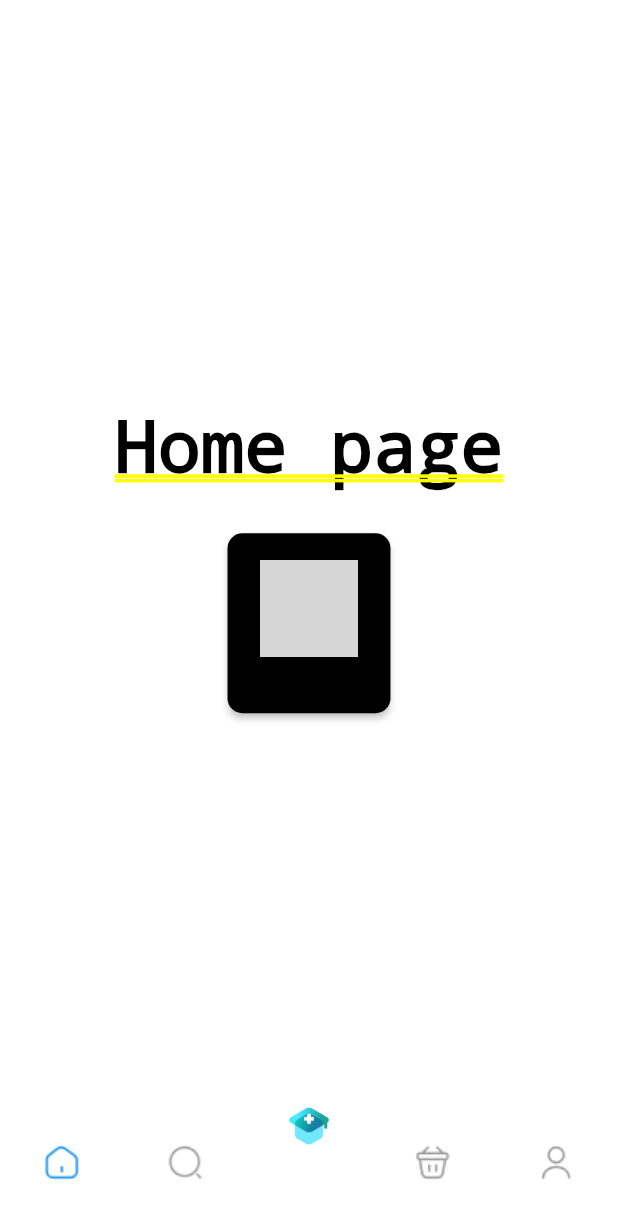
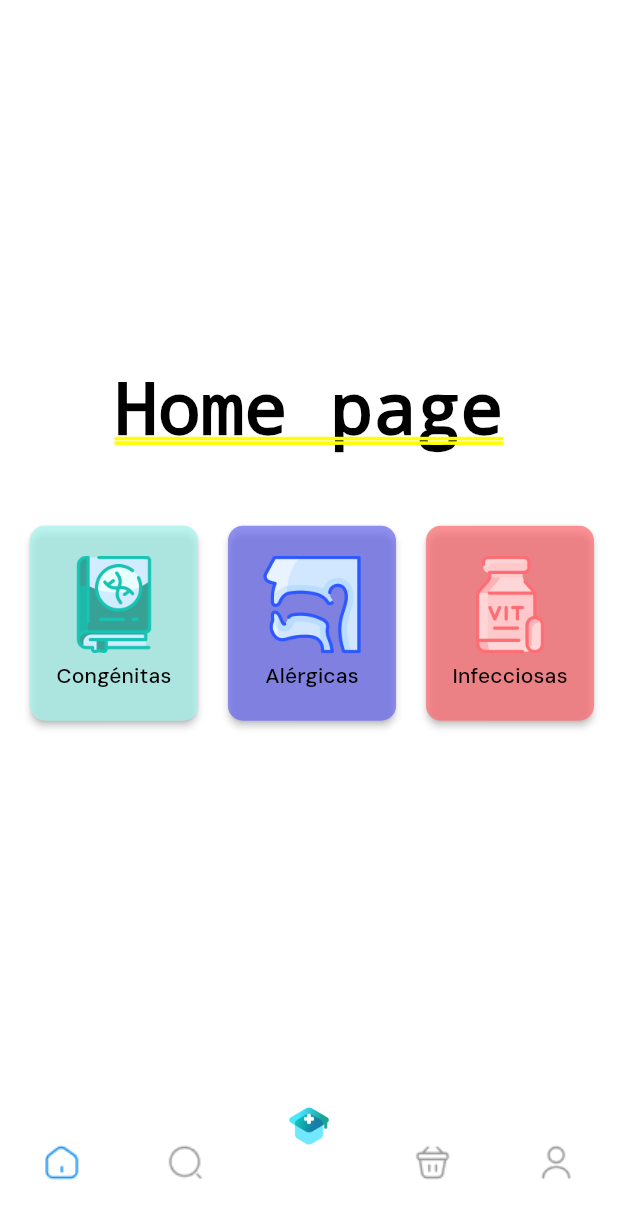
Before and after one commit to Chachitos/pocket-pedia, a Flutter app: the LoginPage screen opened directly, after a tap on "Sign in", on a phone screen of 412 x 824 dp. Shown: the top 1219 px of the screen. Run offline on Flutter 3.47's test engine with Material 3 defaults, Android fonts, the phone set to English and light mode, and no system bars; drawn by our look-alikes of persistent_bottom_nav_bar; our stand-ins replace google_fonts; missing offline and left inert: dart:ffi; grey boxes are pictures that could not be loaded.

```diff
--- a/lib/pages/main/home_page.dart
+++ b/lib/pages/main/home_page.dart
@@ -18,7 +18,21 @@ class HomePage extends StatelessWidget {
           SizedBox(
             height: 30,
           ),
-          CategoryButton(name: 'Congénitas'),
+          Padding(
+            padding: const EdgeInsets.all(10.0),
+            child: Container(
+              height: 150,
+              child: ListView(
+                scrollDirection: Axis.horizontal,
+                children: [
+                  CategoryButton(name: 'Congénitas'),
+                  CategoryButton(name: 'Alérgicas'),
+                  CategoryButton(name: 'Infecciosas'),
+                  CategoryButton(name: 'Otras'),
+                ],
+              ),
+            ),
+          ),
         ],
       ),
     );
--- a/lib/styles/app_colors.dart
+++ b/lib/styles/app_colors.dart
@@ -4,6 +4,9 @@ class AppColors {
   static Color oceanBlue = Color.fromARGB(255, 35, 124, 157);
   static Color teal = Color.fromARGB(255, 25, 195, 178);
   static Color transparentTeal = Color.fromRGBO(167, 243, 236, 0.741);
+  static Color transparentYellow = Color.fromRGBO(255, 252, 165, 1);
+  static Color transparentRed = Color.fromRGBO(254, 109, 115, 0.737);
+  static Color transparentBlue = Color.fromRGBO(106, 108, 238, 0.737);
   static Color yellow = Color.fromARGB(255, 255, 203, 119);
   static Color white = Color.fromARGB(255, 254, 249, 239);
   static Color red = Color.fromARGB(255, 254, 109, 115);
--- a/lib/widgets/material/homepage/categories.dart
+++ b/lib/widgets/material/homepage/categories.dart
@@ -14,36 +14,54 @@ class CategoryButton extends StatefulWidget {
 
 Map<String, Map<String, dynamic>> stylesList = {
   'Congénitas': {
-    "Path": 'Path',
-    "Color": Colors.black,
+    "Path": 'assets/vectors/secciones/biology.png',
+    "Color": AppColors.transparentTeal,
   },
-  'Alérgicas': {"Path": 'path', "Color": Colors.amberAccent},
-  'Infecciosas': {"Path": 'path', "Color": Colors.amberAccent},
-  'Otras': {"Path": 'path', "Color": Colors.amberAccent}
+  'Alérgicas': {
+    "Path": 'assets/vectors/secciones/pharynx.png',
+    "Color": AppColors.transparentBlue
+  },
+  'Infecciosas': {
+    "Path": 'assets/vectors/secciones/pills.png',
+    "Color": AppColors.transparentRed
+  },
+  'Otras': {
+    "Path": 'assets/vectors/secciones/torso.png',
+    "Color": AppColors.transparentYellow
+  }
 };
 
 class _CategoryButtonState extends State<CategoryButton> {
   @override
   Widget build(BuildContext context) {
-    return MaterialButton(
+    return Padding(
+      padding: const EdgeInsets.all(10.0),
+      child: MaterialButton(
           highlightElevation: 5,
-        shape: RoundedRectangleBorder(borderRadius: BorderRadius.circular(10)),
+          shape:
+              RoundedRectangleBorder(borderRadius: BorderRadius.circular(10)),
           color: stylesList[widget.name]?["Color"],
-        minWidth: 50,
+          minWidth: 110,
           height: 120,
           onPressed: () {},
           child: Column(
-          mainAxisAlignment: MainAxisAlignment.spaceEvenly,
+            crossAxisAlignment: CrossAxisAlignment.center,
+            mainAxisAlignment: MainAxisAlignment.center,
             children: [
               Image.asset(
                 stylesList[widget.name]?["Path"],
                 height: 65,
+                width: 80,
+              ),
+              SizedBox(
+                height: 5,
               ),
               Text(
                 widget.name,
                 style: TextStyle(color: Colors.black),
               )
             ],
-        ));
+          )),
+    );
   }
 }
--- a/pubspec.yaml
+++ b/pubspec.yaml
@@ -48,6 +48,7 @@ flutter:
     - assets/vectors/biblioteca/tissue_11916635.png
     - assets/vectors/secciones/biology.png
     - assets/vectors/secciones/pharynx.png
+    - assets/vectors/secciones/pharynx.png
     - assets/vectors/secciones/pills.png
     - assets/vectors/secciones/torso.png
     - assets/icons/navbar/book.png
```
Lines whose indentation alone changed are shown as unchanged.
